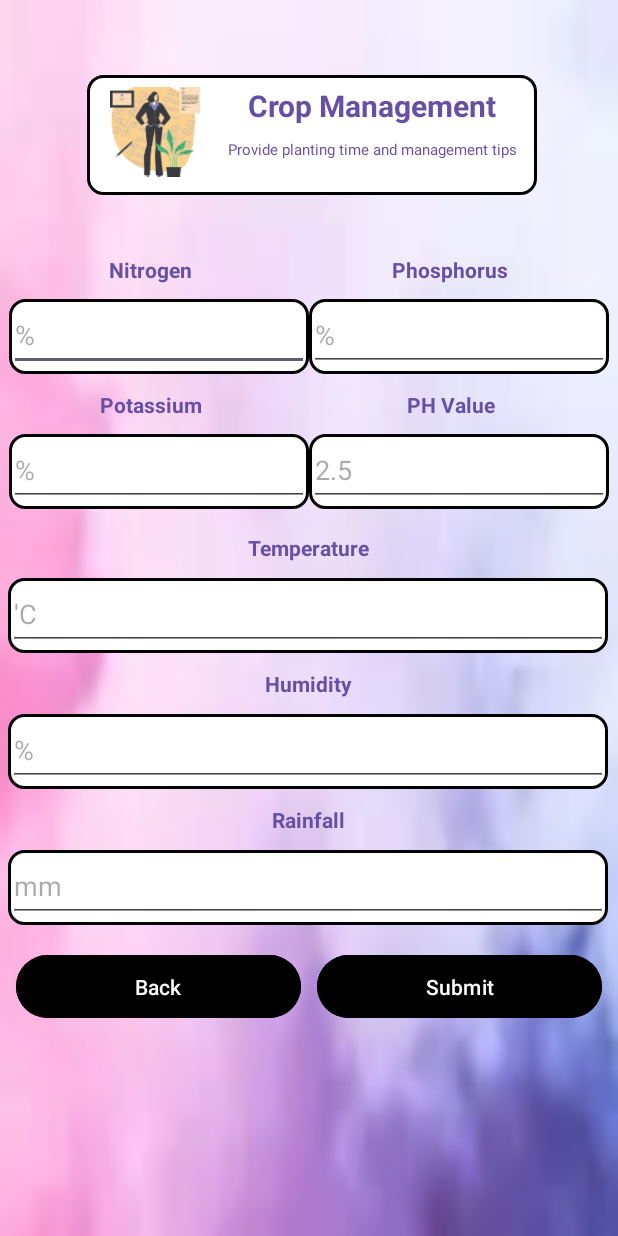
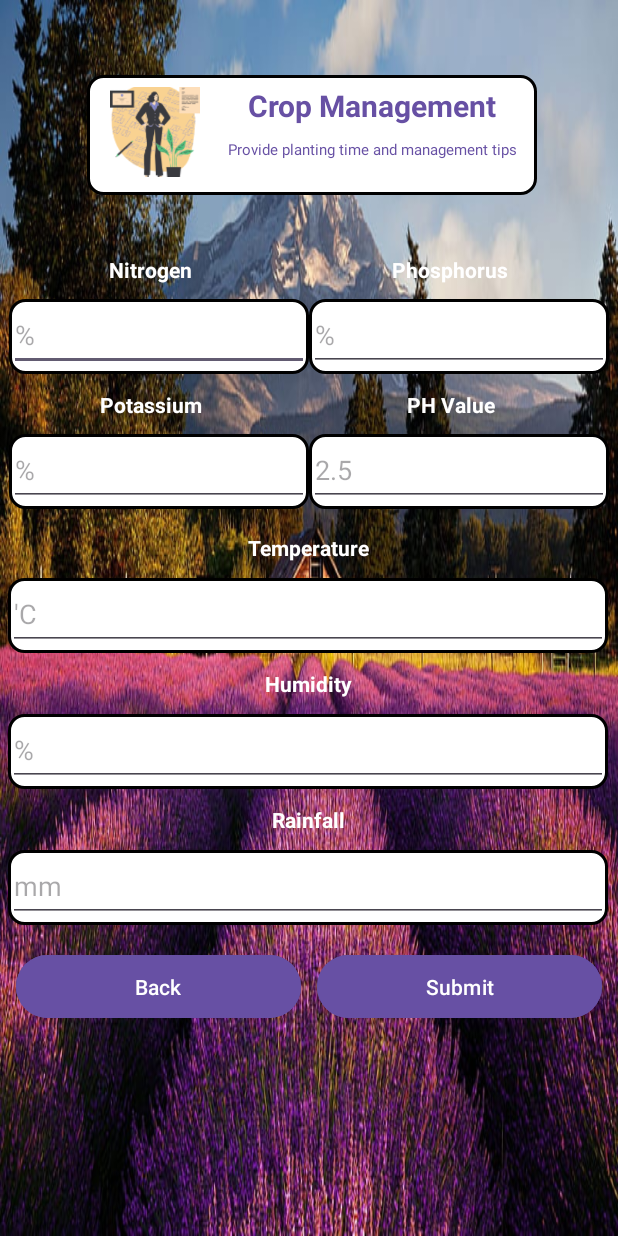
Before and after one commit to OIZHENHAU/WIA2007_ZeroHunger, an Android app: the CropRecommendationActivity screen opened directly, with no data from a screen before it, on a phone screen of 412 x 824 dp. Run offline under Robolectric (Android 15) with nearby library versions, the phone set to English and light mode, and no system bars.

Commit message:
Update UI design

```diff
--- a/app/src/main/res/layout/activity_crop_recommendation.xml
+++ b/app/src/main/res/layout/activity_crop_recommendation.xml
@@ -6,7 +6,7 @@
     android:layout_width="match_parent"
     android:layout_height="match_parent"
     tools:context=".Part1.soil_analysis.SoilAnalysisActivity"
-    android:background="@drawable/main_background">
+    android:background="@drawable/purple_farmer_background">
 
     <FrameLayout
         android:id="@+id/frameLayout"
@@ -66,7 +66,7 @@
                 android:text="Nitrogen"
                 android:textStyle="bold"
                 android:gravity="center"
-                android:textColor="@color/purple"/>
+                android:textColor="@color/white"/>
 
             <TextView
                 android:layout_width="200dp"
@@ -74,7 +74,7 @@
                 android:text="Phosphorus"
                 android:textStyle="bold"
                 android:gravity="center"
-                android:textColor="@color/purple"/>
+                android:textColor="@color/white"/>
 
         </LinearLayout>
 
@@ -125,7 +125,7 @@
                 android:text="Potassium"
                 android:textStyle="bold"
                 android:gravity="center"
-                android:textColor="@color/purple"/>
+                android:textColor="@color/white"/>
 
             <TextView
                 android:layout_width="200dp"
@@ -133,7 +133,7 @@
                 android:text="PH Value"
                 android:textStyle="bold"
                 android:gravity="center"
-                android:textColor="@color/purple"/>
+                android:textColor="@color/white"/>
 
         </LinearLayout>
 
@@ -179,7 +179,7 @@
             android:text="Temperature"
             android:layout_margin="5dp"
             android:gravity="center"
-            android:textColor="@color/purple"
+            android:textColor="@color/white"
             android:textStyle="bold"/>
 
         <FrameLayout
@@ -202,7 +202,7 @@
             android:text="Humidity"
             android:layout_margin="5dp"
             android:gravity="center"
-            android:textColor="@color/purple"
+            android:textColor="@color/white"
             android:textStyle="bold"/>
 
         <FrameLayout
@@ -225,7 +225,7 @@
             android:text="Rainfall"
             android:layout_margin="5dp"
             android:gravity="center"
-            android:textColor="@color/purple"
+            android:textColor="@color/white"
             android:textStyle="bold"/>
 
         <FrameLayout
@@ -253,7 +253,7 @@
                 android:layout_width="190dp"
                 android:layout_height="50dp"
                 android:text="Back"
-                android:backgroundTint="@color/black"
+                android:backgroundTint="@color/purple"
                 android:layout_margin="5dp" />
 
             <Button
@@ -261,7 +261,7 @@
                 android:layout_width="190dp"
                 android:layout_height="50dp"
                 android:layout_margin="5dp"
-                android:backgroundTint="@color/black"
+                android:backgroundTint="@color/purple"
                 android:text="Submit"/>
 
         </LinearLayout>
--- a/app/src/main/res/layout/activity_crop_result.xml
+++ b/app/src/main/res/layout/activity_crop_result.xml
@@ -6,7 +6,7 @@
     android:layout_width="match_parent"
     android:layout_height="match_parent"
     tools:context=".Part1.soil_analysis.CropResultActivity"
-    android:background="@drawable/main_background">
+    android:background="@drawable/purple_farmer_background">
 
     <com.google.android.material.appbar.AppBarLayout
         android:id="@+id/appBarLayoutCropResult"
--- a/app/src/main/res/layout/activity_main_soil.xml
+++ b/app/src/main/res/layout/activity_main_soil.xml
@@ -5,7 +5,7 @@
     android:id="@+id/main"
     android:layout_width="match_parent"
     android:layout_height="match_parent"
-    android:background="@drawable/main_background"
+    android:background="@drawable/purple_farmer_background"
     tools:context=".Part1.soil_analysis.MainSoilActivity">
 
     <com.google.android.material.appbar.AppBarLayout
--- a/app/src/main/res/values/colors.xml
+++ b/app/src/main/res/values/colors.xml
@@ -12,5 +12,6 @@
     <color name="light_grey">#C0C0C0</color>
     <color name="teal_200">#80CBC4</color>
     <color name="holo_light_blue">#03A9F4</color>
+    <color name="pink">#D43790</color>
 
 </resources>
```
Also changed, not shown: app/src/main/res/layout/activity_main_p1.xml (+7 -3 lines), app/src/main/res/layout/activity_soil_analysis.xml (+20 -20 lines), app/src/main/res/drawable/purple_farmer_background.jpg (added), app/src/main/res/drawable/purple_farmer_background1.jpg (added).
